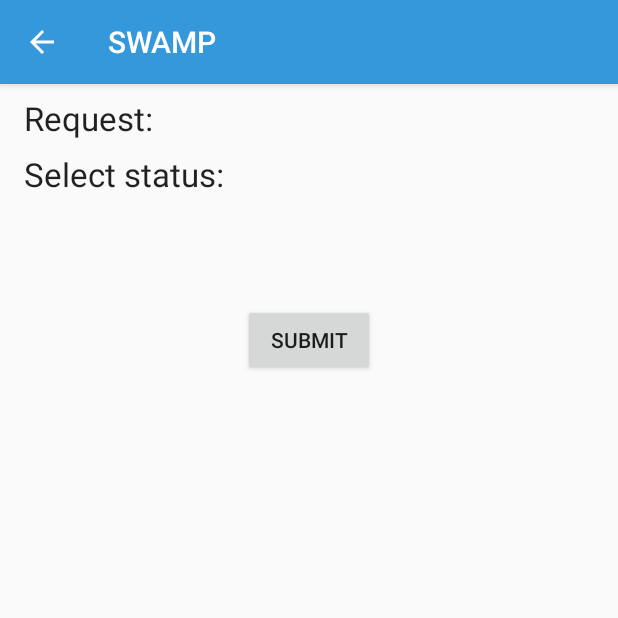
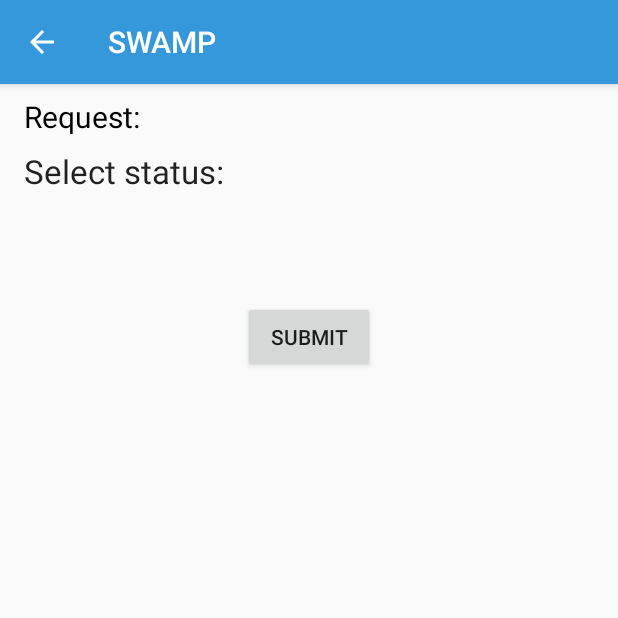
Before and after one commit to arces-wot/Dugarolo, an Android app: the RequestDetailsActivity screen opened directly, with no data from a screen before it, on a phone screen of 412 x 824 dp, the top half of it. Run offline under Robolectric (Android 15) with nearby library versions, the phone set to English and light mode, and no system bars; 6 statements that could not run were skipped.

Commit message:
few layout changes

```diff
--- a/app/src/main/java/com/example/dugarolo/MyMapView.java
+++ b/app/src/main/java/com/example/dugarolo/MyMapView.java
@@ -11,7 +11,6 @@ import org.osmdroid.views.MapView;
 import org.osmdroid.views.overlay.Marker;
 import org.osmdroid.views.overlay.Polygon;
 import org.osmdroid.views.overlay.Polyline;
-
 import java.util.ArrayList;
 import java.util.List;
 
--- a/app/src/main/res/layout/activity_request_details.xml
+++ b/app/src/main/res/layout/activity_request_details.xml
@@ -18,8 +18,10 @@
             android:layout_height="wrap_content"
             android:layout_marginStart="16dp"
             android:layout_marginTop="8dp"
+            android:layout_marginEnd="4dp"
             android:text="@string/request"
-            android:textAppearance="?android:attr/textAppearanceLarge"
+            android:textSize="20sp"
+            android:textColor="@android:color/black"
             app:layout_constraintStart_toStartOf="parent"
             app:layout_constraintTop_toTopOf="parent" />
 
@@ -29,7 +31,8 @@
             android:layout_height="wrap_content"
             android:layout_marginTop="8dp"
             android:layout_marginEnd="16dp"
-            android:textAppearance="?android:attr/textAppearanceLarge"
+            android:textSize="20sp"
+            android:textColor="@android:color/black"
             app:layout_constraintEnd_toEndOf="parent"
             app:layout_constraintStart_toEndOf="@+id/string_request"
             app:layout_constraintTop_toTopOf="parent" />
```
